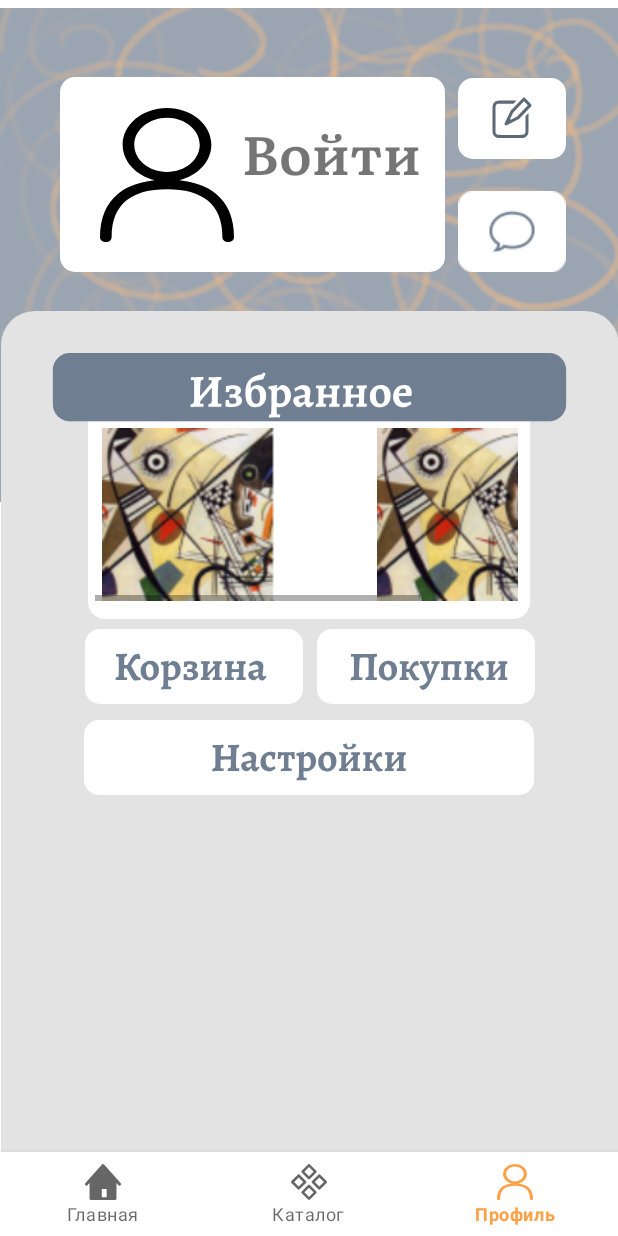
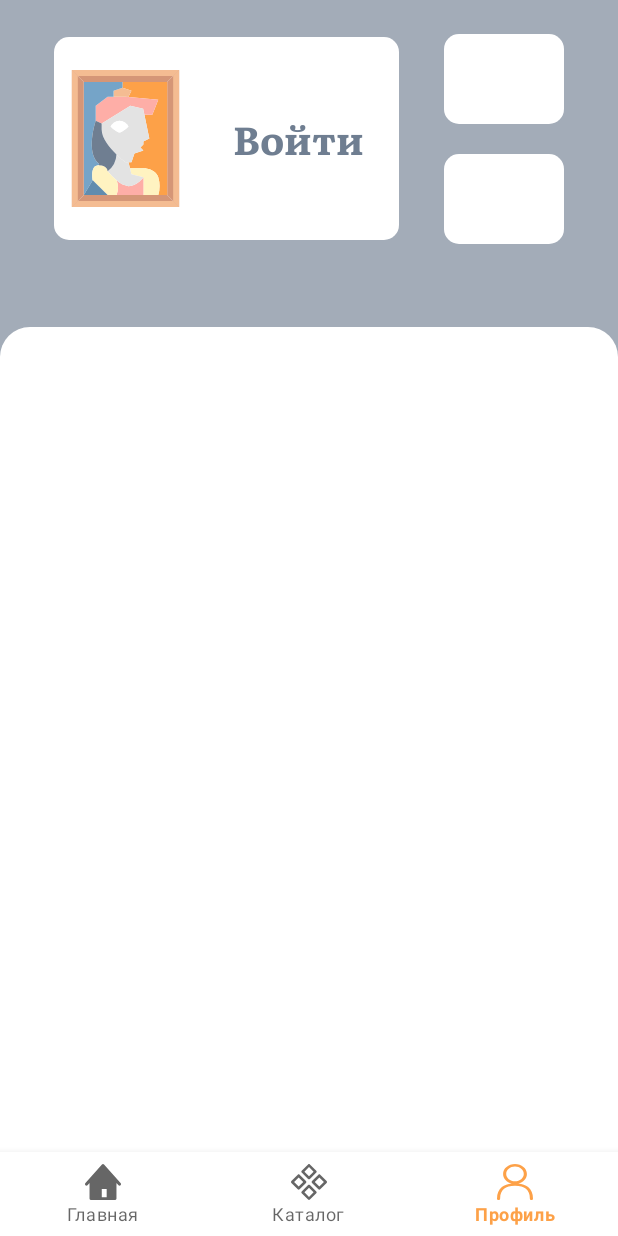
Before and after one commit to artgalleryteam/artgallery_app, an Android app: the ProfileFragment screen opened through its navigation route, on a phone screen of 412 x 824 dp. Run offline under Robolectric (Android 15) with nearby library versions, the phone set to English and light mode, and no system bars; our stand-ins replace navigation-ui.

Commit message:
minor changes2

```diff
--- /dev/null
+++ b/app/src/main/res/drawable/profile_anon_pic.xml
@@ -0,0 +1,66 @@
+<vector xmlns:android="http://schemas.android.com/apk/res/android"
+    android:width="48dp"
+    android:height="48dp"
+    android:viewportWidth="48"
+    android:viewportHeight="48">
+  <path
+      android:pathData="m42,1v46l-4,-4v-38z"
+      android:fillColor="#d59677"/>
+  <path
+      android:pathData="m42,1 l-4,4h-15,-13l-4,-4z"
+      android:fillColor="#d59677"/>
+  <path
+      android:pathData="m42,47h-36l4,-4h8,3 9,5 3z"
+      android:fillColor="#d59677"/>
+  <path
+      android:pathData="m38,5v38h-3a10.56,10.56 0,0 0,0 -6c-1,-3 -5,-3 -5,-3h-4.5l-0.5,-2h1l1,-3 3,-1 -1,-1 1,-1v-1l2,-1 -1.66,-8h2.66l2,-5 -10.01,-0.91 0.01,-0.09 1,-2 -3,-1v-2z"
+      android:fillColor="#FDA148"/>
+  <path
+      android:pathData="m35,37a10.56,10.56 0,0 1,0 6h-5v-6l-4,-1 -0.5,-2h4.5s4,0 5,3z"
+      android:fillColor="#fff3c1"/>
+  <path
+      android:pathData="m35,11 l-2,5h-2.66l-0.41,-2 -4.29,-1 -9.64,6 -2,-1v-5l4,-3h6l0.99,0.09z"
+      android:fillColor="#feaea7"/>
+  <path
+      android:pathData="m20.98,29.37c-2.27,-2.21 -4.98,-5.46 -4.98,-8.37v-2l9.64,-6 4.29,1 0.41,2 1.66,8 -2,1v1l-1,1 1,1 -3,1 -1,3h-2a36.24,36.24 0,0 1,-3.02 -2.63zM25,20a3.7,3.7 0,0 0,-3 -2,3.7 3.7,0 0,0 -3,2s2,2 3,2 3,-2 3,-2z"
+      android:fillColor="#E3E3E3"/>
+  <path
+      android:pathData="m30,37v6h-9a6.912,6.912 0,0 0,0.02 -4.95,6.992 6.992,0 0,0 3.98,1.95c3,0 5,-3 5,-3z"
+      android:fillColor="#feaea7"/>
+  <path
+      android:pathData="m21.02,38.05a23.562,23.562 0,0 1,-3.02 -3.05,7.5 7.5,0 0,0 2.98,-5.63 36.24,36.24 0,0 0,3.02 2.63h1l0.5,2 0.5,2 4,1s-2,3 -5,3a6.992,6.992 0,0 1,-3.98 -1.95z"
+      android:fillColor="#E3E3E3"/>
+  <path
+      android:pathData="m26,8 l-1,2 -0.01,0.09 -0.99,-0.09h-4v-2l3,-1z"
+      android:fillColor="#f4bc92"/>
+  <path
+      android:pathData="m22,18a3.7,3.7 0,0 1,3 2s-2,2 -3,2 -3,-2 -3,-2a3.7,3.7 0,0 1,3 -2z"
+      android:fillColor="#FFFFFF"/>
+  <path
+      android:pathData="m23,5v2l-3,1v2h-2l-4,3v5s-3.58,10.75 1.12,14.44l-0.02,0.56h-0.1c-3,0 -2,5 -2,5l-3,5v-38z"
+      android:fillColor="#75a4c8"/>
+  <path
+      android:pathData="m21.02,38.05a6.912,6.912 0,0 1,-0.02 4.95h-3l-5,-5s-1,-5 2,-5h0.1c2.9,0.05 2.9,2 2.9,2a23.562,23.562 0,0 0,3.02 3.05z"
+      android:fillColor="#fff3c1"/>
+  <path
+      android:pathData="m15.12,32.44c-4.7,-3.69 -1.12,-14.44 -1.12,-14.44l2,1v2c0,2.91 2.71,6.16 4.98,8.37a7.5,7.5 0,0 1,-2.98 5.63s0,-1.95 -2.9,-2z"
+      android:fillColor="#6F7E91"/>
+  <path
+      android:pathData="m18,43h-8l3,-5z"
+      android:fillColor="#608cae"/>
+  <path
+      android:pathData="m10,5v38l-4,4v-46z"
+      android:fillColor="#d59677"/>
+  <path
+      android:pathData="m6,1 l2,2h32l2,-2z"
+      android:fillColor="#f4bc92"/>
+  <path
+      android:pathData="m42,1 l-2,2v42l2,2z"
+      android:fillColor="#f4bc92"/>
+  <path
+      android:pathData="m42,47 l-2,-2h-32l-2,2z"
+      android:fillColor="#f4bc92"/>
+  <path
+      android:pathData="m6,47 l2,-2v-42l-2,-2z"
+      android:fillColor="#f4bc92"/>
+</vector>
--- /dev/null
+++ b/app/src/main/res/drawable/profile_bottom_area.xml
@@ -0,0 +1,15 @@
+<?xml version="1.0" encoding="utf-8"?>
+<selector xmlns:android="http://schemas.android.com/apk/res/android">
+    <item>
+        <shape>
+            <solid android:color="@color/white"/>
+            <corners
+                android:topLeftRadius="20dp"
+                android:topRightRadius="20dp"
+
+                />
+            <size android:height="150dp"
+                android:width="150dp"/>
+        </shape>
+    </item>
+</selector>
--- /dev/null
+++ b/app/src/main/res/drawable/profile_top_info_area.xml
@@ -0,0 +1,11 @@
+<?xml version="1.0" encoding="utf-8"?>
+<selector xmlns:android="http://schemas.android.com/apk/res/android">
+    <item>
+        <shape>
+            <solid android:color="@color/white"/>
+            <corners android:radius="10.0dip" />
+            <size android:height="150dp"
+                android:width="150dp"/>
+        </shape>
+    </item>
+</selector>
--- a/app/src/main/res/layout/fragment_profile.xml
+++ b/app/src/main/res/layout/fragment_profile.xml
@@ -5,212 +5,104 @@
     android:layout_width="match_parent"
     android:layout_height="match_parent"
     tools:context=".ProfileFragment">
+
     <androidx.constraintlayout.widget.ConstraintLayout
         android:layout_width="match_parent"
         android:layout_height="match_parent">
 
-    <ImageView
-        android:id="@+id/imageView"
+        <View
+            android:id="@+id/View"
             android:layout_width="match_parent"
-        android:layout_height="340dp"
+            android:layout_height="300dp"
+            android:background="@color/tr_puddle"
             app:layout_constraintEnd_toEndOf="parent"
-        app:layout_constraintHorizontal_bias="0.505"
             app:layout_constraintStart_toStartOf="parent"
             app:layout_constraintTop_toTopOf="parent"
-        app:srcCompat="@drawable/profile_area_surname"
             tools:ignore="MissingConstraints" />
 
-    <ImageView
-        android:id="@+id/imageView2"
-        android:layout_width="452dp"
-        android:layout_height="693dp"
-        app:layout_constraintBottom_toBottomOf="parent"
+        <androidx.constraintlayout.widget.ConstraintLayout
+            android:layout_width="match_parent"
+            android:layout_height="185dp"
             app:layout_constraintEnd_toEndOf="parent"
-        app:layout_constraintHorizontal_bias="0.5"
             app:layout_constraintStart_toStartOf="parent"
-        app:layout_constraintTop_toBottomOf="@+id/imageView"
-        app:srcCompat="@drawable/profile_area_info_lk" />
+            app:layout_constraintTop_toTopOf="parent">
 
-    <ImageView
-        android:id="@+id/imageView3"
-        android:layout_width="403dp"
-        android:layout_height="149dp"
-        android:layout_marginBottom="300dp"
+            <LinearLayout
+                android:layout_width="wrap_content"
+                android:layout_height="180dp"
+                android:orientation="horizontal"
                 app:layout_constraintBottom_toBottomOf="parent"
                 app:layout_constraintEnd_toEndOf="parent"
                 app:layout_constraintStart_toStartOf="parent"
-        app:layout_constraintTop_toTopOf="@+id/imageView2"
-        app:srcCompat="@drawable/profile_area_info"
-        tools:ignore="MissingConstraints" />
+                app:layout_constraintTop_toTopOf="parent">
+
+                <LinearLayout
+                    android:layout_width="230dp"
+                    android:layout_height="135dp"
+                    android:layout_gravity="center_vertical"
+                    android:background="@drawable/profile_top_info_area"
+                    android:orientation="horizontal" >
 
                     <ImageView
-        android:id="@+id/imageView4"
-        android:layout_width="351dp"
-        android:layout_height="77dp"
-        android:layout_marginBottom="450dp"
-        app:layout_constraintBottom_toBottomOf="parent"
-        app:layout_constraintEnd_toEndOf="parent"
-        app:layout_constraintStart_toStartOf="parent"
-        app:layout_constraintTop_toTopOf="@+id/imageView2"
-        app:srcCompat="@drawable/profile_button_fav"
-        tools:ignore="MissingConstraints" />
-
-    <ImageButton
-        android:id="@+id/profile_button_purchase"
-        android:layout_width="194dp"
-        android:layout_height="85dp"
-        android:layout_marginStart="180dp"
-        android:layout_marginTop="128dp"
-        android:layout_marginEnd="25dp"
-        android:background="@android:color/transparent"
-        android:contentDescription="@string/app_name"
-        app:layout_constraintBottom_toBottomOf="parent"
-        app:layout_constraintEnd_toEndOf="parent"
-        app:layout_constraintStart_toStartOf="parent"
-        app:layout_constraintTop_toTopOf="parent"
-        app:srcCompat="@drawable/profile_button_purchase"
-        tools:ignore="MissingConstraints" />
-
-    <ImageButton
-        android:id="@+id/profile_button_cart"
-        android:layout_width="194dp"
-        android:layout_height="84dp"
-        android:layout_marginStart="25dp"
-
-        android:layout_marginTop="128dp"
-        android:layout_marginEnd="180dp"
-        android:background="@android:color/transparent"
-        android:contentDescription="@string/app_name"
-        app:layout_constraintBottom_toBottomOf="parent"
-        app:layout_constraintEnd_toEndOf="parent"
-        app:layout_constraintStart_toStartOf="parent"
-        app:layout_constraintTop_toTopOf="parent"
-        app:srcCompat="@drawable/profile_button_cart"
-        tools:ignore="MissingConstraints" />
-
-    <ImageButton
-        android:id="@+id/profile_button_settings"
-        android:layout_width="348dp"
-        android:layout_height="83dp"
-        android:layout_marginTop="250dp"
-        android:background="@android:color/transparent"
-        android:contentDescription="@string/app_name"
-        app:layout_constraintBottom_toBottomOf="parent"
-        app:layout_constraintEnd_toEndOf="parent"
-        app:layout_constraintStart_toStartOf="parent"
-        app:layout_constraintTop_toTopOf="@+id/imageView"
-        app:srcCompat="@drawable/profile_button_settings"
-        tools:ignore="MissingConstraints" />
-
-    <ImageButton
-        android:id="@+id/profile_button_edit"
+                        android:id="@+id/imageView"
                         android:layout_width="wrap_content"
-        android:layout_height="wrap_content"
-        android:layout_marginStart="300dp"
-        android:layout_marginEnd="30dp"
-        android:layout_marginBottom="610dp"
-        android:background="@android:color/transparent"
-        android:contentDescription="@string/app_name"
-        app:layout_constraintBottom_toBottomOf="parent"
-        app:layout_constraintEnd_toEndOf="parent"
-        app:layout_constraintStart_toStartOf="parent"
-        app:layout_constraintTop_toTopOf="parent"
-        app:srcCompat="@drawable/profile_button_edit"
-        tools:ignore="MissingConstraints" />
-
-    <ImageButton
-        android:id="@+id/profile_button_chat"
-        android:layout_width="wrap_content"
-        android:layout_height="wrap_content"
-        android:layout_marginStart="300dp"
-        android:layout_marginEnd="30dp"
-        android:layout_marginBottom="460dp"
-        android:background="@android:color/transparent"
-        android:contentDescription="@string/app_name"
-        app:layout_constraintBottom_toBottomOf="parent"
-        app:layout_constraintEnd_toEndOf="parent"
-        app:layout_constraintStart_toStartOf="parent"
-        app:layout_constraintTop_toTopOf="parent"
-        app:srcCompat="@drawable/profile_button_chat"
-        tools:ignore="MissingConstraints" />
-
-    <ImageView
-        android:id="@+id/profile_area_info"
-        android:layout_width="wrap_content"
-        android:layout_height="wrap_content"
-        android:layout_marginStart="5dp"
-        android:layout_marginEnd="80dp"
-        android:layout_marginBottom="535dp"
-        app:layout_constraintBottom_toBottomOf="parent"
-        app:layout_constraintEnd_toEndOf="parent"
-        app:layout_constraintStart_toStartOf="parent"
-        app:layout_constraintTop_toTopOf="parent"
-        app:srcCompat="@drawable/profile_area_info"
-        tools:ignore="MissingConstraints" />
+                        android:layout_height="match_parent"
+                        android:layout_weight="1"
+                        android:src="@drawable/profile_anon_pic"
+                        app:srcCompat="@drawable/profile_anon_pic" />
 
                     <TextView
-        android:id="@+id/sign_in_text"
-        android:layout_width="138dp"
-        android:layout_height="60dp"
-        android:layout_marginStart="50dp"
-        android:layout_marginEnd="20dp"
-        android:fontFamily="@font/literata_semibold"
-        android:onClick="sign_in_intent"
-        android:text="Войти"
-        android:textSize="36sp"
-        app:layout_constraintBottom_toTopOf="@+id/imageView2"
-        app:layout_constraintEnd_toEndOf="parent"
-        app:layout_constraintHorizontal_bias="0.546"
-        app:layout_constraintStart_toStartOf="parent"
-        app:layout_constraintTop_toTopOf="parent" />
-
-    <HorizontalScrollView
-        android:layout_width="282dp"
-        android:layout_height="115dp"
-        android:layout_marginBottom="290dp"
-        android:contentDescription="@string/app_name"
-        app:layout_constraintBottom_toBottomOf="parent"
-        app:layout_constraintEnd_toEndOf="@+id/imageView3"
-        app:layout_constraintStart_toStartOf="parent"
-        app:layout_constraintTop_toTopOf="@+id/imageView2"
-        tools:ignore="MissingConstraints">
+                        android:id="@+id/textView2"
+                        android:layout_width="wrap_content"
+                        android:layout_height="match_parent"
+                        android:layout_weight="1"
+                        android:gravity="center"
+                        android:textColor="@color/puddle"
+                        android:textSize="26sp"
+                        android:fontFamily="@font/literata_bold"
+                        android:text="Войти" />
+                </LinearLayout>
 
                 <LinearLayout
                     android:layout_width="wrap_content"
                     android:layout_height="match_parent"
-            android:orientation="horizontal">
+                    android:layout_marginStart="30dp"
 
-            <ImageView
-                android:id="@+id/imageView10"
-                android:layout_width="173dp"
-                android:layout_height="match_parent"
-                app:srcCompat="@drawable/profile_avangard_pic" />
+                    android:gravity="center_vertical"
+                    android:orientation="vertical">
 
-            <ImageView
-                android:id="@+id/imageView9"
-                android:layout_width="193dp"
-                android:layout_height="match_parent"
-                app:srcCompat="@drawable/profile_avangard_pic" />
+                    <View
+                        android:id="@+id/view9"
+                        android:layout_width="80dp"
+                        android:layout_height="60dp"
+                        android:layout_marginBottom="20dp"
+                        android:background="@drawable/profile_top_info_area" />
+
+                    <View
+                        android:id="@+id/view10"
+                        android:layout_width="80dp"
+                        android:layout_height="60dp"
+                        android:background="@drawable/profile_top_info_area" />
                 </LinearLayout>
-    </HorizontalScrollView>
+            </LinearLayout>
+        </androidx.constraintlayout.widget.ConstraintLayout>
 
-    <ImageView
-        android:id="@+id/imageView8"
-        android:layout_width="89dp"
-        android:layout_height="101dp"
-        android:layout_marginStart="10dp"
-        android:layout_marginEnd="200dp"
-        android:layout_marginBottom="535dp"
-        android:contentDescription="photo"
-        android:visibility="visible"
+        <androidx.constraintlayout.widget.ConstraintLayout
+            android:layout_width="match_parent"
+            android:layout_height="550dp"
             app:layout_constraintBottom_toBottomOf="parent"
             app:layout_constraintEnd_toEndOf="parent"
-        app:layout_constraintStart_toStartOf="parent"
-        app:layout_constraintTop_toTopOf="parent"
-        app:srcCompat="@drawable/ic_profile"
-        tools:ignore="MissingConstraints"
-        tools:srcCompat="@drawable/ic_profile"
-        tools:visibility="visible" />
+            app:layout_constraintStart_toStartOf="parent">
+
+            <View
+                android:id="@+id/view6"
+                android:layout_width="match_parent"
+                android:layout_height="match_parent"
+                android:background="@drawable/profile_bottom_area"
+                app:layout_constraintBottom_toBottomOf="parent"
+                app:layout_constraintEnd_toEndOf="parent"
+                app:layout_constraintStart_toStartOf="parent" />
+        </androidx.constraintlayout.widget.ConstraintLayout>
 
     </androidx.constraintlayout.widget.ConstraintLayout>
 </FrameLayout>
--- a/app/src/main/res/values/colors.xml
+++ b/app/src/main/res/values/colors.xml
@@ -9,6 +9,7 @@
     <color name="white">#FFFFFFFF</color>
 
     <color name="puddle">#6F7E91</color>
+    <color name="tr_puddle">#A36F7E91</color>
     <color name="ground">#A4907F</color>
     <color name="peach">#E09B74</color>
     <color name="orange">#FDA148</color>
```
Lines whose indentation alone changed are shown as unchanged.
